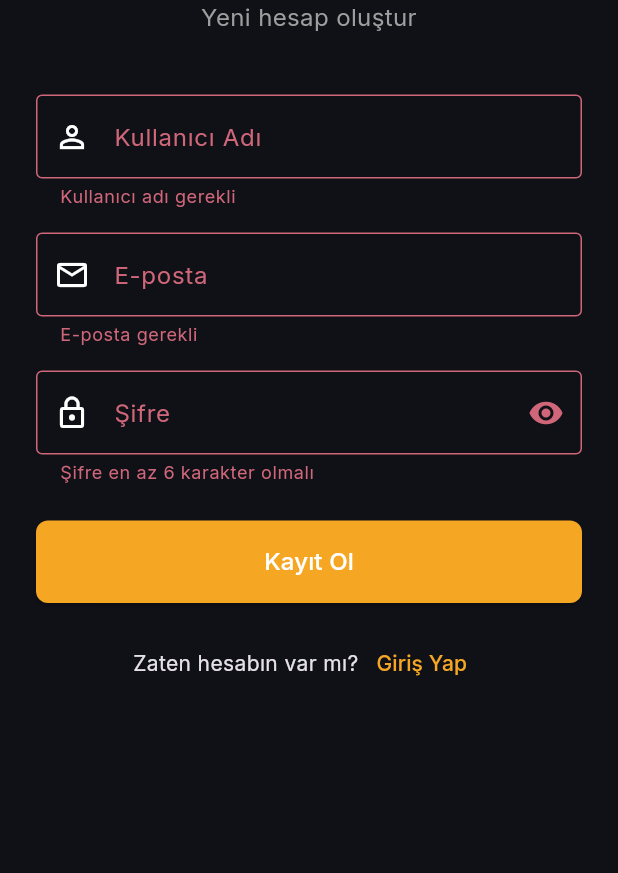
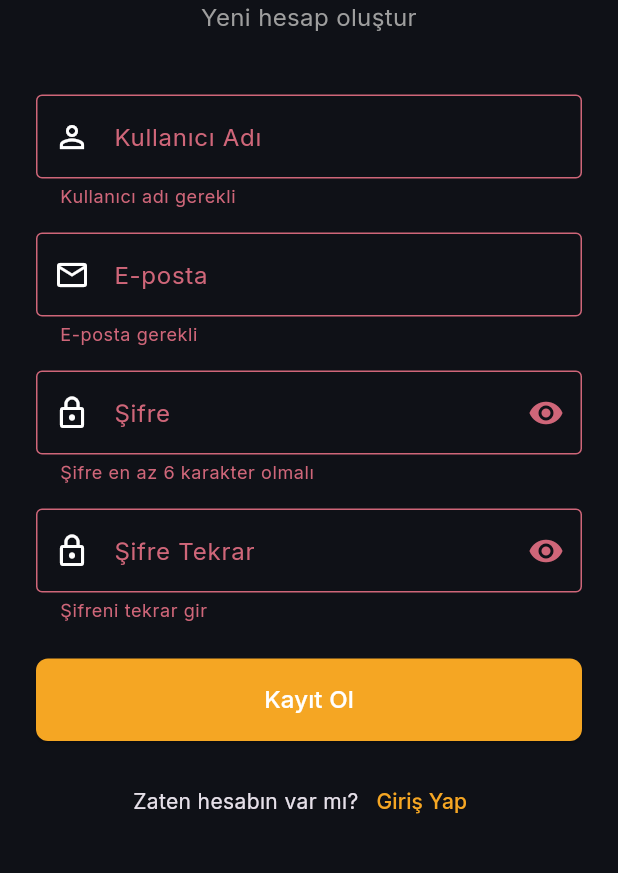
Before and after one commit to NyancatGo/fitrehber-mobile, a Flutter app: the RegisterScreen screen opened by its route, after a tap on "Kayıt Ol", on a phone screen of 412 x 824 dp, the part 288-1161 px from its top. Run offline on Flutter 3.47's test engine with Material 3 defaults, Android fonts, the phone set to English and light mode, and no system bars; our stand-ins replace app_links, cached_network_image, dio, dotted_border, flutter_html, flutter_markdown_plus and 8 more; accounts and stored records are empty.

Commit message:
feat: kayit ekranina sifre tekrar alani
Web sitesindeki kayit formuyla tutarli olmasi icin mobil kayit ekranina
"Sifre Tekrar" alani eklendi; sifreler eslesmeden kayit gonderilmez.

Co-Authored-By: Claude Opus 4.7 <noreply@anthropic.com>

```diff
--- a/lib/features/auth/register_screen.dart
+++ b/lib/features/auth/register_screen.dart
@@ -18,9 +18,11 @@ class _RegisterScreenState extends ConsumerState<RegisterScreen> {
   final _usernameController = TextEditingController();
   final _emailController = TextEditingController();
   final _passwordController = TextEditingController();
+  final _passwordConfirmController = TextEditingController();
 
   bool _isLoading = false;
   bool _sifreGizli = true;
+  bool _sifreTekrarGizli = true;
   String? _hata;
 
   @override
@@ -28,6 +30,7 @@ class _RegisterScreenState extends ConsumerState<RegisterScreen> {
     _usernameController.dispose();
     _emailController.dispose();
     _passwordController.dispose();
+    _passwordConfirmController.dispose();
     super.dispose();
   }
 
@@ -160,6 +163,35 @@ class _RegisterScreenState extends ConsumerState<RegisterScreen> {
                           ? 'Şifre en az 6 karakter olmalı'
                           : null,
                     ),
+                    const SizedBox(height: 16),
+                    TextFormField(
+                      controller: _passwordConfirmController,
+                      obscureText: _sifreTekrarGizli,
+                      decoration: InputDecoration(
+                        labelText: 'Şifre Tekrar',
+                        prefixIcon: const Icon(Icons.lock_outline),
+                        border: const OutlineInputBorder(),
+                        suffixIcon: IconButton(
+                          icon: Icon(
+                            _sifreTekrarGizli
+                                ? Icons.visibility
+                                : Icons.visibility_off,
+                          ),
+                          onPressed: () => setState(
+                            () => _sifreTekrarGizli = !_sifreTekrarGizli,
+                          ),
+                        ),
+                      ),
+                      validator: (v) {
+                        if (v == null || v.isEmpty) {
+                          return 'Şifreni tekrar gir';
+                        }
+                        if (v != _passwordController.text) {
+                          return 'Şifreler eşleşmiyor';
+                        }
+                        return null;
+                      },
+                    ),
                     const SizedBox(height: 24),
                     ElevatedButton(
                       onPressed: _isLoading ? null : _kayitOl,
```
